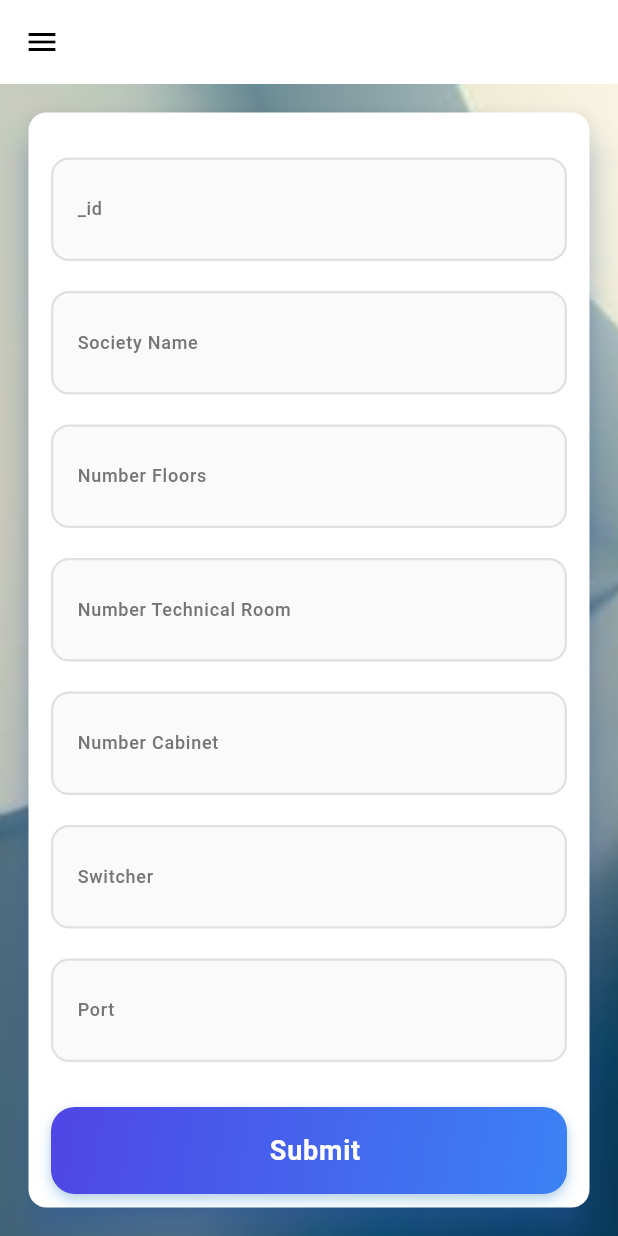
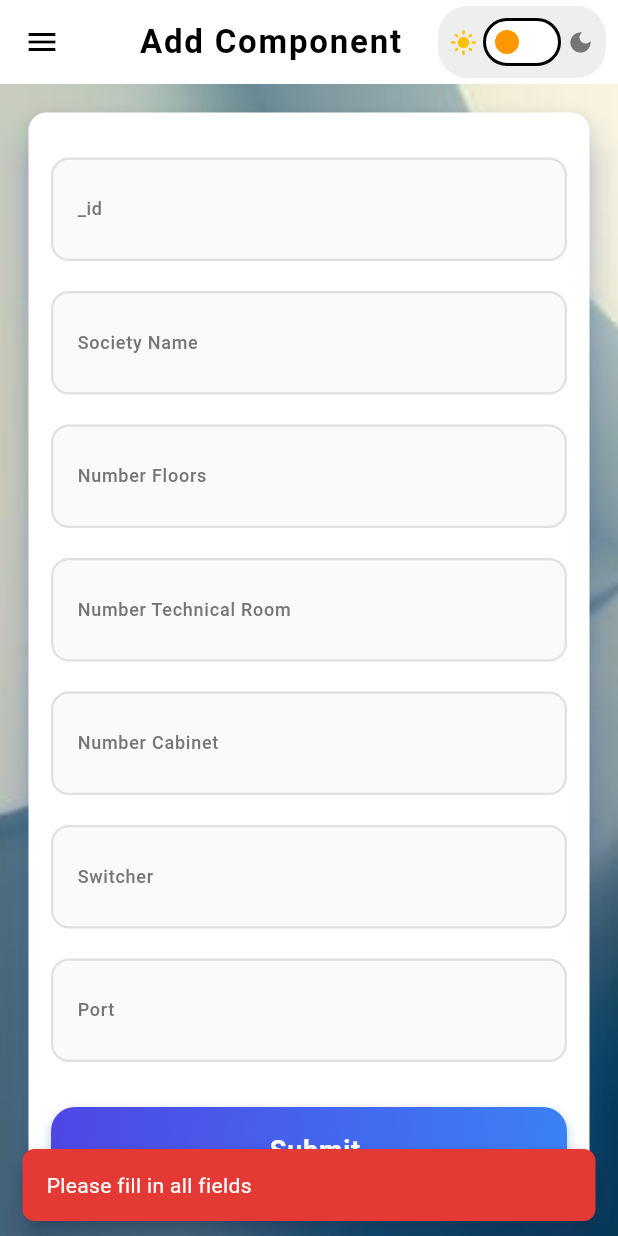
Before and after one commit to mohamedamine-code/ScanMe_Flutter, a Flutter app: the Implimentation screen opened directly, after a tap on "Submit", on a phone screen of 412 x 824 dp. Run offline on Flutter 3.47's test engine with Material 3 defaults, Android fonts, the phone set to English and light mode, and no system bars; our stand-ins replace font_awesome_flutter, shared_preferences; missing offline and left inert: mobile_scanner; accounts and stored records are empty.

Commit message:
update UI

```diff
--- a/lib/component/CustomAppBarWithTheme.dart
+++ b/lib/component/CustomAppBarWithTheme.dart
@@ -36,7 +36,25 @@ class CustomAppBarWithTheme extends StatelessWidget implements PreferredSizeWidg
         ),
       ),
       actions: [
-        Padding(
+        const _ThemeToggleButton(),
+        if (actions != null) ...actions!,
+      ],
+    );
+  }
+
+  @override
+  Size get preferredSize => const Size.fromHeight(kToolbarHeight);
+}
+
+/// Extracted theme toggle widget to prevent unnecessary rebuilds
+class _ThemeToggleButton extends StatelessWidget {
+  const _ThemeToggleButton();
+
+  @override
+  Widget build(BuildContext context) {
+    final isDark = Theme.of(context).brightness == Brightness.dark;
+
+    return Padding(
       padding: const EdgeInsets.symmetric(horizontal: 8.0),
       child: Center(
         child: Container(
@@ -71,12 +89,6 @@ class CustomAppBarWithTheme extends StatelessWidget implements PreferredSizeWidg
           ),
         ),
       ),
-        ),
-        if (actions != null) ...actions!,
-      ],
     );
   }
-
-  @override
-  Size get preferredSize => const Size.fromHeight(kToolbarHeight);
 }
--- a/lib/pages/Implimentation.dart
+++ b/lib/pages/Implimentation.dart
@@ -1,161 +1,259 @@
+import 'dart:async';
 import 'dart:convert';
-
 import 'package:flutter/material.dart';
 import 'package:http/http.dart' as http;
 import 'package:scan_me/component/MyButton.dart';
 import 'package:scan_me/component/MyDrawer.dart';
-
+import 'package:scan_me/component/CustomAppBarWithTheme.dart';
 import 'package:scan_me/component/MyTextFlied.dart';
 
 class Implimentation extends StatefulWidget {
+  const Implimentation({super.key});
 
   @override
   State<Implimentation> createState() => _ImplimentationState();
 }
 
 class _ImplimentationState extends State<Implimentation> {
-  TextEditingController idController =TextEditingController();
+  // Cache controllers instead of creating new ones each build
+  late final TextEditingController idController;
+  late final TextEditingController societyNameController;
+  late final TextEditingController numFloorsController;
+  late final TextEditingController technicalRoomController;
+  late final TextEditingController cabinetController;
+  late final TextEditingController switcherController;
+  late final TextEditingController portController;
 
-  TextEditingController Society_NameController =TextEditingController();
+  bool _isLoading = false;
 
-  TextEditingController Number_FloorsController =TextEditingController();
+  @override
+  void initState() {
+    super.initState();
+    // Initialize controllers once in initState
+    idController = TextEditingController();
+    societyNameController = TextEditingController();
+    numFloorsController = TextEditingController();
+    technicalRoomController = TextEditingController();
+    cabinetController = TextEditingController();
+    switcherController = TextEditingController();
+    portController = TextEditingController();
+  }
 
-  TextEditingController Number_Technical_RoomController =TextEditingController();
-
-  TextEditingController Number_CabinetController =TextEditingController();
-
-  TextEditingController SwitcherController =TextEditingController();
-
-  TextEditingController PortController =TextEditingController();
   @override
   void dispose() {
+    // Properly dispose all controllers
     idController.dispose();
-  Society_NameController.dispose();
-  Number_FloorsController.dispose();
-  Number_Technical_RoomController.dispose();
-  Number_CabinetController.dispose();
-  SwitcherController.dispose();
-  PortController.dispose();
+    societyNameController.dispose();
+    numFloorsController.dispose();
+    technicalRoomController.dispose();
+    cabinetController.dispose();
+    switcherController.dispose();
+    portController.dispose();
     super.dispose();
   }
 
-Future<void> addElement() async {
+  Future<void> _addElement() async {
+    // Early return if fields are empty
+    if (!_validateInputs()) {
+      _showErrorSnackBar('Please fill in all fields');
+      return;
+    }
+
+    setState(() => _isLoading = true);
+
+    try {
       final url = "https://backend-scanme-1.onrender.com/components/insert-data";
       final uri = Uri.parse(url);
 
-  final response = await http.post(uri,headers:{'Content-Type': 'application/json'},body:jsonEncode({
-    '_id':idController.text ,
-    'Society_Name':Society_NameController.text,
-    'Number_of_Floors':Number_FloorsController.text,
-    'Technical_Room_Number':Number_Technical_RoomController.text,
-    'Cabinet_Number':Number_CabinetController.text,
-    'Switcher':SwitcherController.text,
-    'Port':PortController.text,
-    'State_Port':true
-  }));
+      final response = await http.post(
+        uri,
+        headers: const {'Content-Type': 'application/json'},
+        body: jsonEncode({
+          '_id': idController.text,
+          'Society_Name': societyNameController.text,
+          'Number_of_Floors': numFloorsController.text,
+          'Technical_Room_Number': technicalRoomController.text,
+          'Cabinet_Number': cabinetController.text,
+          'Switcher': switcherController.text,
+          'Port': portController.text,
+          'State_Port': true
+        }),
+      ).timeout(const Duration(seconds: 10));
 
       if (response.statusCode >= 200 && response.statusCode < 300) {
+        if (mounted) {
+          _showSuccessSnackBar('✅ Added successfully');
+          _clearAllFields();
+        }
+      } else {
+        final errorMsg = utf8.decode(response.bodyBytes);
+        if (mounted) {
+          _showErrorSnackBar('Failed: $errorMsg');
+        }
+      }
+    } on TimeoutException {
+      if (mounted) {
+        _showErrorSnackBar('Request timeout. Please try again.');
+      }
+    } catch (e) {
+      if (mounted) {
+        _showErrorSnackBar('Error: $e');
+      }
+    } finally {
+      if (mounted) {
+        setState(() => _isLoading = false);
+      }
+    }
+  }
+
+  bool _validateInputs() {
+    return idController.text.isNotEmpty &&
+        societyNameController.text.isNotEmpty &&
+        numFloorsController.text.isNotEmpty &&
+        technicalRoomController.text.isNotEmpty &&
+        cabinetController.text.isNotEmpty &&
+        switcherController.text.isNotEmpty &&
+        portController.text.isNotEmpty;
+  }
+
+  void _clearAllFields() {
+    idController.clear();
+    societyNameController.clear();
+    numFloorsController.clear();
+    technicalRoomController.clear();
+    cabinetController.clear();
+    switcherController.clear();
+    portController.clear();
+  }
+
+  void _showSuccessSnackBar(String message) {
     ScaffoldMessenger.of(context).showSnackBar(
-    const SnackBar(content: Text(" ✅  Added successfully")),
-  );
-} else {
-  // Show actual error
-  final errorMsg = utf8.decode(response.bodyBytes);
-  print(errorMsg);
-  ScaffoldMessenger.of(context).showSnackBar(
-    SnackBar(content: Text("Failed: $errorMsg")),
+      SnackBar(
+        content: Text(message),
+        backgroundColor: Colors.green.shade600,
+        behavior: SnackBarBehavior.floating,
+        shape: RoundedRectangleBorder(borderRadius: BorderRadius.circular(8)),
+      ),
     );
   }
-  idController.clear();
-  Society_NameController.clear();
-  Number_FloorsController.clear();
-  Number_Technical_RoomController.clear();
-  Number_CabinetController.clear();
-  SwitcherController.clear();
-  PortController.clear();
+
+  void _showErrorSnackBar(String message) {
+    ScaffoldMessenger.of(context).showSnackBar(
+      SnackBar(
+        content: Text(message),
+        backgroundColor: Colors.red.shade600,
+        behavior: SnackBarBehavior.floating,
+        shape: RoundedRectangleBorder(borderRadius: BorderRadius.circular(8)),
+      ),
+    );
   }
 
   @override
   Widget build(BuildContext context) {
     return Scaffold(
-      drawer: Mydrawer(),
-      appBar: AppBar(
-        title: Row(
+      drawer: const Mydrawer(),
+      appBar: const CustomAppBarWithTheme(
+        title: 'Add Component',
+      ),
+      body: _buildBody(),
+    );
+  }
+
+  Widget _buildBody() {
+    return Stack(
       children: [
-                Expanded(
-                  child: Center(
-                    child: Text(
-                      '',
-                      style: TextStyle(
-                        fontSize: 18,
-                        color: Colors.black,
-                        fontWeight: FontWeight.bold,
-                        letterSpacing: 1.2,
-                      ),
-                    ),
-                  ),
-                ),
-              ],
-            ),
-      ),
-
-      body: Stack(
-        children: [
-          SizedBox(
-            width: MediaQuery.of(context).size.width,
-            height: MediaQuery.of(context).size.height,
+        SizedBox.expand(
           child: Image.asset(
             "assets/img/pexels-jplenio-1103970.jpg",
             fit: BoxFit.cover,
           ),
         ),
+        Align(
+          alignment: Alignment.center,
+          child: Padding(
+            padding: const EdgeInsets.symmetric(horizontal: 15.0, vertical: 15),
+            child: _buildFormCard(),
+          ),
+        ),
+      ],
+    );
+  }
 
-          Align(
-            alignment: Alignment(0, 0),
-            child: Padding(
-              padding: const EdgeInsets.symmetric(horizontal: 15.0,vertical: 15),
-              child: Card(
+  Widget _buildFormCard() {
+    return Card(
       shadowColor: Colors.blueAccent,
       elevation: 10,
       child: SingleChildScrollView(
         child: Padding(
-                    padding: const EdgeInsets.only(top:10.0,left: 15.0,right: 15.0),
+          padding: const EdgeInsets.only(top: 10.0, left: 15.0, right: 15.0),
           child: Column(
-                      // mainAxisAlignment: MainAxisAlignment.center,
             children: [
-                        const SizedBox(height: 20,),
-                        MyTextFlied(labelText: "_id",controller: idController,),
               const SizedBox(height: 20),
-                        MyTextFlied(labelText: "Society Name",controller: Society_NameController,),
+              _buildFormFields(),
+              const SizedBox(height: 30),
+              _buildSubmitButton(),
               const SizedBox(height: 20),
-                        MyTextFlied(labelText: "Number Floors",controller: Number_FloorsController),
-                        const SizedBox(height: 20),
-                        MyTextFlied(labelText: "Number Technical Room",controller: Number_Technical_RoomController),
-                        const SizedBox(height: 20),
-                        MyTextFlied(labelText: "Number Cabinet",controller:Number_CabinetController),
-                        const SizedBox(height: 20),
-                        MyTextFlied(labelText: "Switcher",controller: SwitcherController),
-                        const SizedBox(height: 20),
-                        MyTextFlied(labelText: "Port",controller: PortController),
-                        const SizedBox(height: 30),
-
-                        Padding(
-                          padding: const EdgeInsets.only(bottom: 10.0),
-                          child: Mybutton(Data: 'Submit', onPressed: () async{
-                            await addElement();
-                            print("pressed");
-                          }),
-                        ),
-                        const SizedBox(height: 20,),
-
             ],
           ),
         ),
       ),
+    );
+  }
+
+  Widget _buildFormFields() {
+    return Column(
+      children: [
+        MyTextFlied(
+          labelText: "_id",
+          controller: idController,
         ),
+        const SizedBox(height: 20),
+        MyTextFlied(
+          labelText: "Society Name",
+          controller: societyNameController,
         ),
+        const SizedBox(height: 20),
+        MyTextFlied(
+          labelText: "Number Floors",
+          controller: numFloorsController,
+        ),
+        const SizedBox(height: 20),
+        MyTextFlied(
+          labelText: "Number Technical Room",
+          controller: technicalRoomController,
+        ),
+        const SizedBox(height: 20),
+        MyTextFlied(
+          labelText: "Number Cabinet",
+          controller: cabinetController,
+        ),
+        const SizedBox(height: 20),
+        MyTextFlied(
+          labelText: "Switcher",
+          controller: switcherController,
+        ),
+        const SizedBox(height: 20),
+        MyTextFlied(
+          labelText: "Port",
+          controller: portController,
         ),
       ],
+    );
+  }
+
+  Widget _buildSubmitButton() {
+    return Padding(
+      padding: const EdgeInsets.only(bottom: 10.0),
+      child: _isLoading
+          ? const SizedBox(
+              height: 48,
+              child: Center(
+                child: CircularProgressIndicator(),
+              ),
+            )
+          : Mybutton(
+              Data: 'Submit',
+              onPressed: _addElement,
             ),
     );
   }
```
Also changed, not shown: lib/pages/HomePage.dart (+133 -62 lines), 1 other file. Lines whose indentation alone changed are shown as unchanged.
